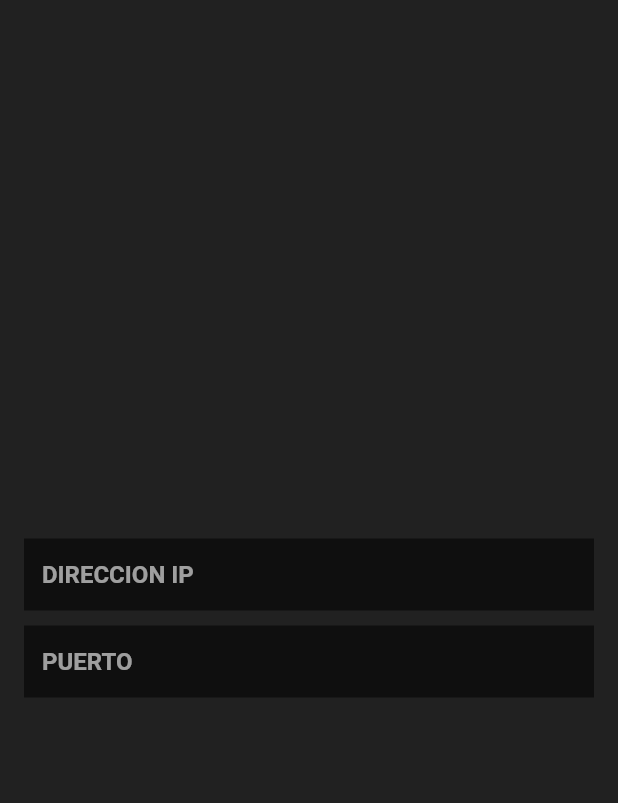
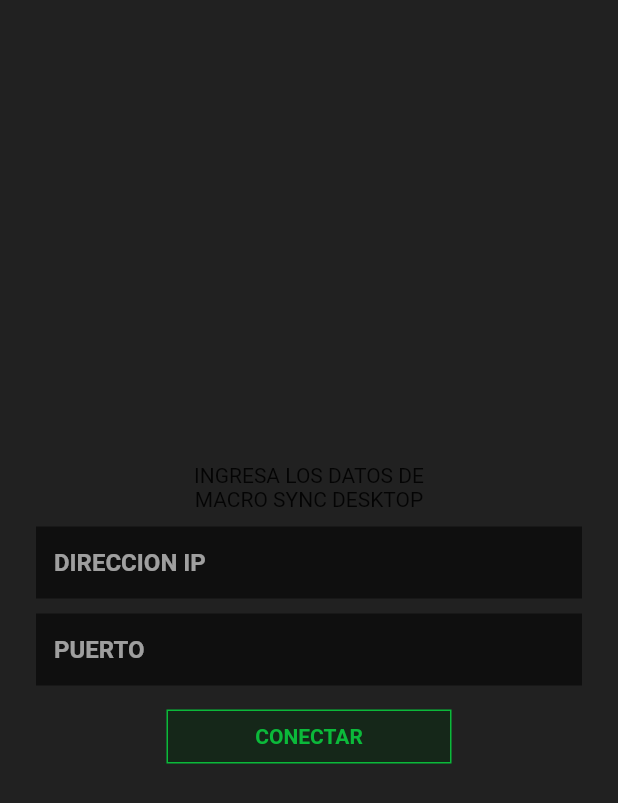
Before and after one commit to matias33pascual/macros-to-helldivers, a Flutter app: the screen it shows after launch, on a phone screen of 412 x 824 dp. Shown: the top 803 px of the screen. Run offline on Flutter 3.47's test engine with Material 2 defaults, Android fonts, the phone set to English and light mode, and no system bars.

Commit message:
creando botones de home

```diff
--- a/lib/home_page/providers/home_provider.dart
+++ b/lib/home_page/providers/home_provider.dart
@@ -3,10 +3,4 @@ import 'package:macro_sync_client/home_page/states/home_state.dart';
 
 class HomeProvider extends ChangeNotifier {
   HomeState state = HomeState.instance;
-
-  setFocus(String input) {
-    state.inputFocused = input;
-    print(state.inputFocused);
-    notifyListeners();
-  }
 }
--- a/lib/home_page/screens/home_page.dart
+++ b/lib/home_page/screens/home_page.dart
@@ -1,6 +1,8 @@
 // ignore_for_file: prefer_const_constructors, prefer_const_literals_to_create_immutables
 
 import 'package:flutter/material.dart';
+import 'package:macro_sync_client/home_page/providers/home_provider.dart';
+import 'package:provider/provider.dart';
 
 class HomePage extends StatelessWidget {
   const HomePage({Key? key}) : super(key: key);
@@ -18,10 +20,70 @@ class HomePage extends StatelessWidget {
     return Scaffold(
       body: Container(
         color: Colors.black87,
-        padding: EdgeInsets.symmetric(horizontal: 16),
+        padding: EdgeInsets.symmetric(horizontal: 24),
         child: Column(
           mainAxisAlignment: MainAxisAlignment.center,
-          children: [CustomForm()],
+          children: [
+            Text("INGRESA LOS DATOS DE"),
+            Text("MACRO SYNC DESKTOP"),
+            SizedBox(height: 10),
+            CustomForm(),
+            SizedBox(height: 10),
+            CustomButton(),
+          ],
+        ),
+      ),
+    );
+  }
+}
+
+class CustomButton extends StatelessWidget {
+  const CustomButton({Key? key}) : super(key: key);
+
+  @override
+  Widget build(BuildContext context) {
+    final Color successForeground = Color.fromARGB(255, 11, 185, 58);
+    final Color successBackground = Color.fromARGB(255, 21, 39, 25);
+
+    final Color waitingForeground = Color.fromARGB(255, 255, 238, 0);
+    final Color waitingBackground = Color.fromARGB(255, 161, 154, 50);
+
+    final HomeProvider provider = Provider.of<HomeProvider>(context);
+
+    return SizedBox(
+      width: 190,
+      child: OutlinedButton(
+        onPressed: null,
+        style: ButtonStyle(
+          backgroundColor: MaterialStateProperty.all<Color>(
+              provider.state.isFormValid
+                  ? successBackground
+                  : waitingBackground),
+          foregroundColor: MaterialStateProperty.all<Color>(
+              provider.state.isFormValid
+                  ? successForeground
+                  : waitingForeground),
+          side: MaterialStateProperty.all<BorderSide>(
+            BorderSide(
+              color: provider.state.isFormValid
+                  ? successForeground
+                  : waitingForeground,
+              width: 1,
+            ),
+          ),
+          shape: MaterialStateProperty.all<RoundedRectangleBorder>(
+            RoundedRectangleBorder(
+              borderRadius: BorderRadius.circular(0),
+            ),
+          ),
+        ),
+        child: Text(
+          "CONECTAR",
+          style: TextStyle(
+            color:
+                provider.state.isFormValid ? successForeground : Colors.white,
+            fontWeight: FontWeight.w600,
+          ),
         ),
       ),
     );
--- a/lib/home_page/states/home_state.dart
+++ b/lib/home_page/states/home_state.dart
@@ -3,5 +3,5 @@ class HomeState {
   static final HomeState _instance = HomeState._();
   static HomeState get instance => _instance;
 
-  String inputFocused = "";
+  bool isFormValid = true;
 }
```
